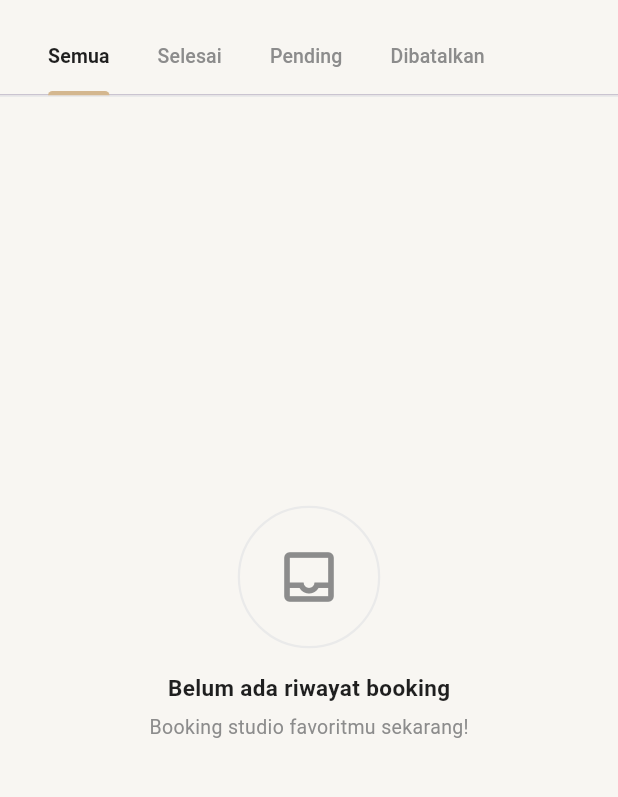
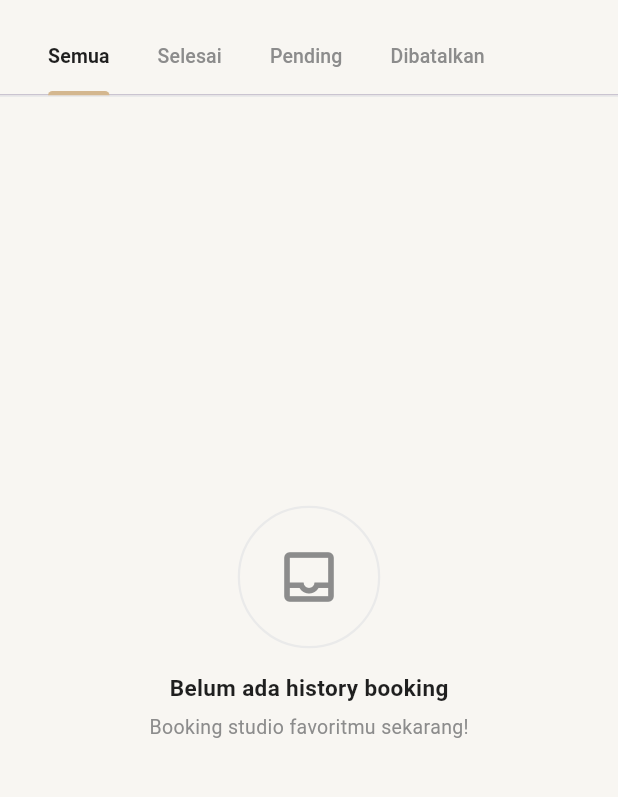
Before and after one commit to kanayaghnia/AppSnapBook, a Flutter app: the HistoryBookingUser screen opened directly, on a phone screen of 412 x 824 dp, the part 86-883 px from its top. Run offline on Flutter 3.47's test engine with Material 3 defaults, Android fonts, the phone set to English and light mode, and no system bars; our stand-ins replace cloud_firestore, firebase_auth, firebase_core, image_picker; accounts and stored records are empty; generated files the repository leaves out were written again.

Commit message:
Memperbarui history screen

```diff
--- a/lib/screens/riwayat/history_booking_user.dart
+++ b/lib/screens/history/history_booking_user.dart
@@ -3,7 +3,7 @@ import 'package:snapbook/theme/colors.dart';
 import 'package:snapbook/screens/home/widgets/header_section.dart';
 import 'package:snapbook/services/booking_service.dart';
 import 'package:snapbook/models/booking_model.dart';
-import 'package:snapbook/screens/riwayat/rating_screen.dart';
+import 'package:snapbook/screens/history/rating_screen.dart';
 
 String _studioImagePath(String studioName) {
   const map = {
@@ -414,7 +414,7 @@ class _EmptyState extends StatelessWidget {
             child: const Icon(Icons.inbox_outlined, size: 44, color: AppColors.grey),
           ),
           const SizedBox(height: 16),
-          const Text('Belum ada riwayat booking',
+          const Text('Belum ada history booking',
               style: TextStyle(fontSize: 15, fontWeight: FontWeight.w600, color: AppColors.black)),
           const SizedBox(height: 6),
           const Text('Booking studio favoritmu sekarang!',
--- a/lib/screens/home/widgets/main_navigation.dart
+++ b/lib/screens/home/widgets/main_navigation.dart
@@ -4,7 +4,7 @@ import 'package:snapbook/screens/home/home_screen.dart';
 import 'package:snapbook/screens/booking/booking_screen.dart';
 import 'package:snapbook/screens/studio/studio_screen.dart';
 import 'package:snapbook/screens/account/account_screen.dart';
-import 'package:snapbook/screens/riwayat/history_booking_user.dart';
+import 'package:snapbook/screens/history/history_booking_user.dart';
 import 'package:snapbook/screens/about/about_us_screen.dart';
 import 'package:snapbook/screens/help/help_center_screen.dart';
 import 'package:snapbook/screens/promotions/promotions_screen.dart';
```
Also changed, not shown: lib/screens/history/rating_screen.dart (renamed from lib/screens/riwayat/rating_screen.dart).
